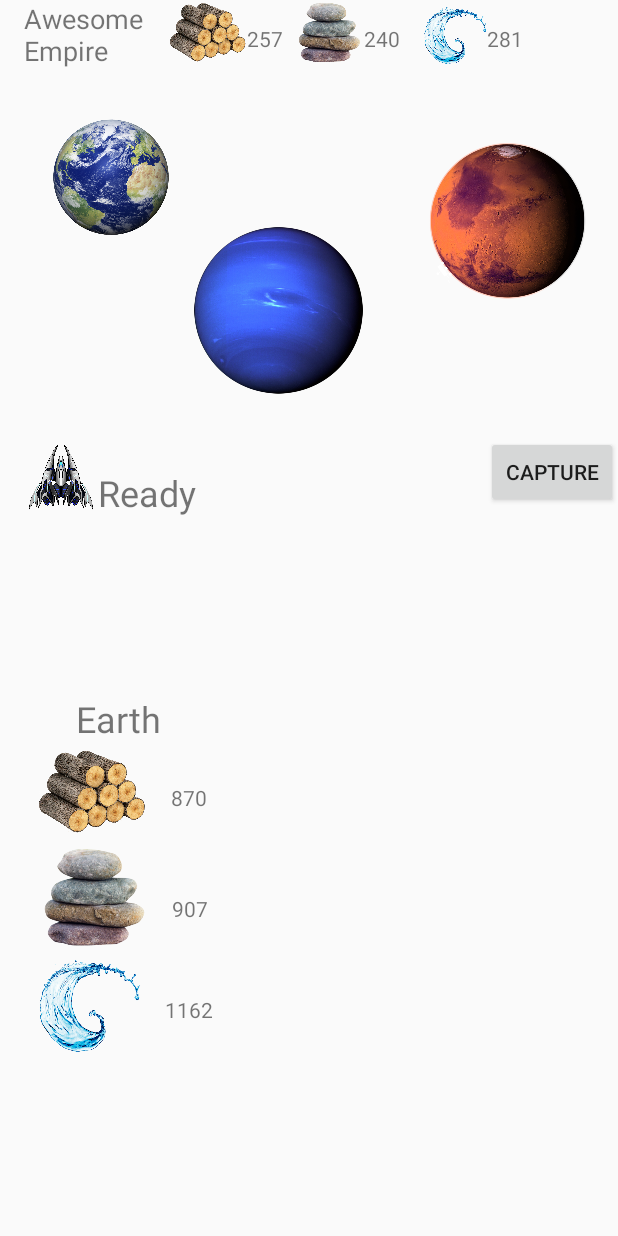
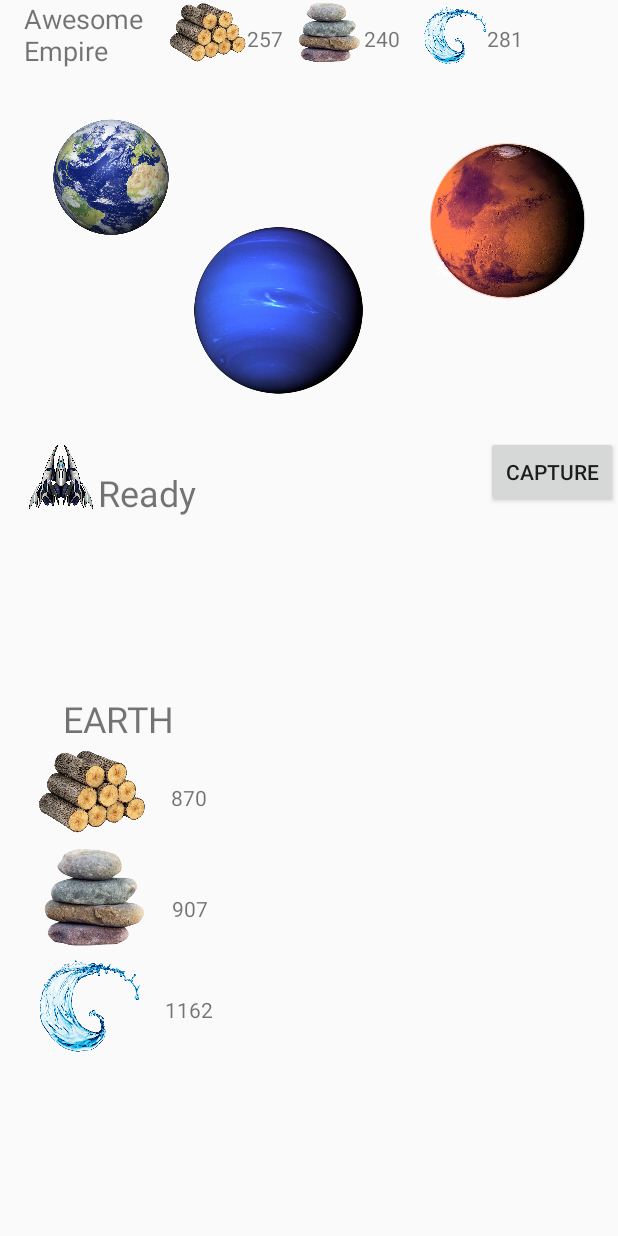
Before and after one commit to somnoynadno/SpaceApp, an Android app: the screen it shows after launch (MainActivity), after a tap on an icon or button, on a phone screen of 412 x 824 dp. Run offline under Robolectric (Android 15) with nearby library versions, the phone set to English and light mode, and no system bars.

Commit message:
Enums fixed

```diff
--- a/app/src/main/java/com/example/spaceapp/MainActivity.java
+++ b/app/src/main/java/com/example/spaceapp/MainActivity.java
@@ -36,10 +36,9 @@ import static android.view.View.GONE;
 import static android.view.View.VISIBLE;
 
 
-// TODO: fix enums
 public class MainActivity extends AppCompatActivity {
     private Empire empire;
-    private Map<String, Resource> resources;
+    private Map<ResourceTypes, Resource> resources;
     private Map<Integer, Planet> planets;
     private ProduceAsyncTask produceAsync;
     private Planet selectedPlanet;
@@ -84,13 +83,13 @@ public class MainActivity extends AppCompatActivity {
         this.empire = new Empire("Awesome Empire");
 
         this.resources = this.empire.getResources();
-        Resource empireWood = this.resources.get(ResourceTypes.WOOD.getValue());
-        Resource empireStone = this.resources.get(ResourceTypes.STONE.getValue());
-        Resource empireWater = this.resources.get(ResourceTypes.WATER.getValue());
+        Resource empireWood = this.resources.get(ResourceTypes.WOOD);
+        Resource empireStone = this.resources.get(ResourceTypes.STONE);
+        Resource empireWater = this.resources.get(ResourceTypes.WATER);
 
-        final Planet Earth = new Planet(PlanetTypes.EARTH.getValue(), planetIdGenerator.giveNextID());
-        final Planet Mars = new Planet(PlanetTypes.MARS.getValue(), planetIdGenerator.giveNextID());
-        final Planet Neptune = new Planet(PlanetTypes.NEPTUNE.getValue(), planetIdGenerator.giveNextID());
+        final Planet Earth = new Planet(PlanetTypes.EARTH, planetIdGenerator.giveNextID());
+        final Planet Mars = new Planet(PlanetTypes.MARS, planetIdGenerator.giveNextID());
+        final Planet Neptune = new Planet(PlanetTypes.NEPTUNE, planetIdGenerator.giveNextID());
         this.selectedPlanet = Earth;
 
         this.planets = new HashMap();
@@ -175,18 +174,18 @@ public class MainActivity extends AppCompatActivity {
 
         this.addStoneBuilding.setOnClickListener(new View.OnClickListener() {
             @Override
-            public void onClick(View v) { alertBuildingDialog(ResourceTypes.STONE.getValue());
+            public void onClick(View v) { alertBuildingDialog(ResourceTypes.STONE);
             }
         });
         this.addWaterBuilding.setOnClickListener(new View.OnClickListener() {
             @Override
-            public void onClick(View v) { alertBuildingDialog(ResourceTypes.WATER.getValue());
+            public void onClick(View v) { alertBuildingDialog(ResourceTypes.WATER);
             }
         });
         this.addWoodBuilding.setOnClickListener(new View.OnClickListener() {
             @Override
             public void onClick(View v) {
-                alertBuildingDialog(ResourceTypes.WOOD.getValue());
+                alertBuildingDialog(ResourceTypes.WOOD);
             }
         });
 
@@ -195,11 +194,11 @@ public class MainActivity extends AppCompatActivity {
     }
 
     public void setPlanetInfo(final Planet planet){
-        this.planetName.setText(planet.getName());
+        this.planetName.setText(String.valueOf(planet.getName()));
         this.selectedPlanet = planet;
-        this.woodText.setText(Integer.toString(planet.getResources().get(ResourceTypes.WOOD.getValue()).getAmount()));
-        this.stoneText.setText(Integer.toString(planet.getResources().get(ResourceTypes.STONE.getValue()).getAmount()));
-        this.waterText.setText(Integer.toString(planet.getResources().get(ResourceTypes.WATER.getValue()).getAmount()));
+        this.woodText.setText(Integer.toString(planet.getResources().get(ResourceTypes.WOOD).getAmount()));
+        this.stoneText.setText(Integer.toString(planet.getResources().get(ResourceTypes.STONE).getAmount()));
+        this.waterText.setText(Integer.toString(planet.getResources().get(ResourceTypes.WATER).getAmount()));
 
         if (!planet.isCaptured() && this.spaceship.isReady()){
             this.captureButton.setVisibility(VISIBLE);
@@ -251,17 +250,17 @@ public class MainActivity extends AppCompatActivity {
 
         @Override
         protected void onProgressUpdate(Integer... progress) {
-            empireStoneText.setText(String.valueOf(empire.getResources().get(ResourceTypes.STONE.getValue()).getAmount()));
-            empireWaterText.setText(String.valueOf(empire.getResources().get(ResourceTypes.WATER.getValue()).getAmount()));
-            empireWoodText.setText(String.valueOf(empire.getResources().get(ResourceTypes.WOOD.getValue()).getAmount()));
+            empireStoneText.setText(String.valueOf(empire.getResources().get(ResourceTypes.STONE).getAmount()));
+            empireWaterText.setText(String.valueOf(empire.getResources().get(ResourceTypes.WATER).getAmount()));
+            empireWoodText.setText(String.valueOf(empire.getResources().get(ResourceTypes.WOOD).getAmount()));
 
-            waterText.setText(String.valueOf(selectedPlanet.getResources().get(ResourceTypes.WATER.getValue()).getAmount()));
-            woodText.setText(String.valueOf(selectedPlanet.getResources().get(ResourceTypes.WOOD.getValue()).getAmount()));
-            stoneText.setText(String.valueOf(selectedPlanet.getResources().get(ResourceTypes.STONE.getValue()).getAmount()));
+            waterText.setText(String.valueOf(selectedPlanet.getResources().get(ResourceTypes.WATER).getAmount()));
+            woodText.setText(String.valueOf(selectedPlanet.getResources().get(ResourceTypes.WOOD).getAmount()));
+            stoneText.setText(String.valueOf(selectedPlanet.getResources().get(ResourceTypes.STONE).getAmount()));
 
-            waterBuildingsNum.setText(String.valueOf(selectedPlanet.getBuildings().get(ResourceTypes.WATER.getValue()).getLevel()));
-            woodBuildingsNum.setText(String.valueOf(selectedPlanet.getBuildings().get(ResourceTypes.WOOD.getValue()).getLevel()));
-            stoneBuildingsNum.setText(String.valueOf(selectedPlanet.getBuildings().get(ResourceTypes.STONE.getValue()).getLevel()));
+            waterBuildingsNum.setText(String.valueOf(selectedPlanet.getBuildings().get(ResourceTypes.WATER).getLevel()));
+            woodBuildingsNum.setText(String.valueOf(selectedPlanet.getBuildings().get(ResourceTypes.WOOD).getLevel()));
+            stoneBuildingsNum.setText(String.valueOf(selectedPlanet.getBuildings().get(ResourceTypes.STONE).getLevel()));
 
             Citizen citizen;
             citizen = selectedPlanet.getCitizens();
@@ -341,14 +340,14 @@ public class MainActivity extends AppCompatActivity {
         alert.show();
     }
 
-    private void alertBuildingDialog(final String type){
+    private void alertBuildingDialog(final ResourceTypes type){
         Building selectedBuilding = this.selectedPlanet.getBuildings().get(type);
 
         AlertDialog.Builder builder = new AlertDialog.Builder(MainActivity.this);
         builder.setTitle("Upgrade?")
                 .setMessage(selectedBuilding.getType() + " building upgrade will cost " +
                         selectedBuilding.getCost() + " of " +
-                        selectedBuilding.getType().toLowerCase() + ". Continue?")
+                        selectedBuilding.getType() + ". Continue?")
                 .setCancelable(false)
                 .setPositiveButton("Yep",
                         new DialogInterface.OnClickListener() {
@@ -376,7 +375,7 @@ public class MainActivity extends AppCompatActivity {
         AlertDialog.Builder builder = new AlertDialog.Builder(MainActivity.this);
         builder.setTitle("Boost mood?")
                 .setMessage("Your citizens want " + res.getAmount() +
-                        " of " + res.getType().toLowerCase() + ". Continue?")
+                        " of " + res.getType() + ". Continue?")
                 .setCancelable(false)
                 .setPositiveButton("Yes",
                         new DialogInterface.OnClickListener() {
@@ -398,7 +397,7 @@ public class MainActivity extends AppCompatActivity {
         alert.show();
     }
 
-    private void upgradeBuilding(String type){
+    private void upgradeBuilding(ResourceTypes type){
         Building selectedBuilding = this.selectedPlanet.getBuildings().get(type);
         int cost = selectedBuilding.getCost();
         Resource res = empire.getResources().get(type);
--- a/app/src/main/java/com/example/spaceapp/spaceitems/Building.java
+++ b/app/src/main/java/com/example/spaceapp/spaceitems/Building.java
@@ -1,14 +1,16 @@
 package com.example.spaceapp.spaceitems;
 
+import com.example.spaceapp.spaceitems.types.ResourceTypes;
+
 public class Building {
-    private String type;
+    private ResourceTypes type;
     private Planet planet;
     private int cost;
     private int level;
     private boolean producingStatus;
     private Resource tempStorage;
 
-    public Building(Planet myPlanet, String buildingType){
+    public Building(Planet myPlanet, ResourceTypes buildingType){
         this.planet = myPlanet;
         this.type = buildingType;
         this.cost = 200; // by default
@@ -21,7 +23,7 @@ public class Building {
         return this.planet;
     }
 
-    public String getType(){
+    public ResourceTypes getType(){
         return this.type;
     }
 
--- a/app/src/main/java/com/example/spaceapp/spaceitems/Citizen.java
+++ b/app/src/main/java/com/example/spaceapp/spaceitems/Citizen.java
@@ -23,8 +23,8 @@ public class Citizen {
     private static final int SIZE = VALUES.size();
     private static final Random RANDOM = new Random();
 
-    private static String getRandomResource(){
-        return VALUES.get(RANDOM.nextInt(SIZE)).getValue();
+    private static ResourceTypes getRandomResource(){
+        return VALUES.get(RANDOM.nextInt(SIZE));
     }
 
     public Citizen(Planet planet){
@@ -53,7 +53,7 @@ public class Citizen {
         this.mood -= 0.6;
         this.reproductionRate = (this.mood/1000)*4;
         this.reproduceCitizen();
-        System.out.println(planet.getName() + " " + this.amount + " " + this.mood);
+//        System.out.println(planet.getName() + " " + this.amount + " " + this.mood);
     }
 
     public void boostMood(){
--- a/app/src/main/java/com/example/spaceapp/spaceitems/Empire.java
+++ b/app/src/main/java/com/example/spaceapp/spaceitems/Empire.java
@@ -9,7 +9,7 @@ import java.util.concurrent.ThreadLocalRandom;
 public class Empire {
     private String name;
     private Map<Integer, Planet> planets;
-    private Map<String, Resource> resourcesMap;
+    private Map<ResourceTypes, Resource> resourcesMap;
     private final int minRange = 200;
     private final int maxRange = 300;
 
@@ -18,17 +18,17 @@ public class Empire {
         this.planets = new HashMap();
 
         // generate random amounts by default
-        Resource wood = new Resource(ResourceTypes.WOOD.getValue(),
+        Resource wood = new Resource(ResourceTypes.WOOD,
                 ThreadLocalRandom.current().nextInt(minRange, maxRange + 1));
-        Resource stone = new Resource(ResourceTypes.STONE.getValue(),
+        Resource stone = new Resource(ResourceTypes.STONE,
                 ThreadLocalRandom.current().nextInt(minRange, maxRange + 1));
-        Resource water = new Resource(ResourceTypes.WATER.getValue(),
+        Resource water = new Resource(ResourceTypes.WATER,
                 ThreadLocalRandom.current().nextInt(minRange, maxRange + 1));
 
         this.resourcesMap = new HashMap();
-        this.resourcesMap.put(ResourceTypes.WOOD.getValue(), wood);
-        this.resourcesMap.put(ResourceTypes.STONE.getValue(), stone);
-        this.resourcesMap.put(ResourceTypes.WATER.getValue(), water);
+        this.resourcesMap.put(ResourceTypes.WOOD, wood);
+        this.resourcesMap.put(ResourceTypes.STONE, stone);
+        this.resourcesMap.put(ResourceTypes.WATER, water);
     }
 
     public String getName(){
@@ -43,7 +43,7 @@ public class Empire {
         return this.planets;
     }
 
-    public Map<String, Resource> getResources(){
+    public Map<ResourceTypes, Resource> getResources(){
         return this.resourcesMap;
     }
 }
--- a/app/src/main/java/com/example/spaceapp/spaceitems/Planet.java
+++ b/app/src/main/java/com/example/spaceapp/spaceitems/Planet.java
@@ -1,5 +1,6 @@
 package com.example.spaceapp.spaceitems;
 
+import com.example.spaceapp.spaceitems.types.PlanetTypes;
 import com.example.spaceapp.spaceitems.types.ResourceTypes;
 
 import java.util.HashMap;
@@ -7,11 +8,11 @@ import java.util.Map;
 import java.util.concurrent.ThreadLocalRandom;
 
 public class Planet {
-    private String name;
+    private PlanetTypes name;
     private int id;
     private int distance;
-    private Map<String, Resource> resourcesMap;
-    private Map<String, Building> buildings;
+    private Map<ResourceTypes, Resource> resourcesMap;
+    private Map<ResourceTypes, Building> buildings;
     private boolean captured;
     private final int minDistance = 5;
     private final int maxDistance = 32;
@@ -19,7 +20,7 @@ public class Planet {
     private final int maxRange = 1200;
     private Citizen citizens;
 
-    public Planet(String planetName, int id){
+    public Planet(PlanetTypes planetName, int id){
         this.name = planetName;
         this.id = id;
 
@@ -27,29 +28,29 @@ public class Planet {
         this.captured = false;
 
         // generate random amount by default
-        Resource wood = new Resource(ResourceTypes.WOOD.getValue(),
+        Resource wood = new Resource(ResourceTypes.WOOD,
                 ThreadLocalRandom.current().nextInt(minRange, maxRange + 1));
-        Resource stone = new Resource(ResourceTypes.STONE.getValue(),
+        Resource stone = new Resource(ResourceTypes.STONE,
                 ThreadLocalRandom.current().nextInt(minRange, maxRange + 1));
-        Resource water = new Resource(ResourceTypes.WATER.getValue(),
+        Resource water = new Resource(ResourceTypes.WATER,
                 ThreadLocalRandom.current().nextInt(minRange, maxRange + 1));
 
-        Building woodBuilding = new Building(this, ResourceTypes.WOOD.getValue());
-        Building waterBuilding = new Building(this, ResourceTypes.WATER.getValue());
-        Building stoneBuilding = new Building(this, ResourceTypes.STONE.getValue());
+        Building woodBuilding = new Building(this, ResourceTypes.WOOD);
+        Building waterBuilding = new Building(this, ResourceTypes.WATER);
+        Building stoneBuilding = new Building(this, ResourceTypes.STONE);
 
-        this.resourcesMap = new HashMap<String, Resource>();
-        this.resourcesMap.put(ResourceTypes.WOOD.getValue(), wood);
-        this.resourcesMap.put(ResourceTypes.STONE.getValue(), stone);
-        this.resourcesMap.put(ResourceTypes.WATER.getValue(), water);
+        this.resourcesMap = new HashMap<ResourceTypes, Resource>();
+        this.resourcesMap.put(ResourceTypes.WOOD, wood);
+        this.resourcesMap.put(ResourceTypes.STONE, stone);
+        this.resourcesMap.put(ResourceTypes.WATER, water);
 
-        this.buildings = new HashMap<String, Building>();
-        this.buildings.put(ResourceTypes.WOOD.getValue(), woodBuilding);
-        this.buildings.put(ResourceTypes.STONE.getValue(), stoneBuilding);
-        this.buildings.put(ResourceTypes.WATER.getValue(), waterBuilding);
+        this.buildings = new HashMap<ResourceTypes, Building>();
+        this.buildings.put(ResourceTypes.WOOD, woodBuilding);
+        this.buildings.put(ResourceTypes.STONE, stoneBuilding);
+        this.buildings.put(ResourceTypes.WATER, waterBuilding);
     }
 
-    public String getName(){
+    public PlanetTypes getName(){
         return this.name;
     }
 
@@ -57,7 +58,7 @@ public class Planet {
         return this.id;
     }
 
-    public Map<String, Resource> getResources(){
+    public Map<ResourceTypes, Resource> getResources(){
         return this.resourcesMap;
     }
 
@@ -65,7 +66,7 @@ public class Planet {
         return this.distance;
     }
 
-    public Map<String, Building> getBuildings(){
+    public Map<ResourceTypes, Building> getBuildings(){
         return this.buildings;
     }
 
@@ -78,7 +79,7 @@ public class Planet {
         return this.captured;
     }
 
-    public void decreaseResource(String type, int amount){
+    public void decreaseResource(ResourceTypes type, int amount){
         this.resourcesMap.get(type).decrease(amount);
     }
 
--- a/app/src/main/java/com/example/spaceapp/spaceitems/Resource.java
+++ b/app/src/main/java/com/example/spaceapp/spaceitems/Resource.java
@@ -1,10 +1,12 @@
 package com.example.spaceapp.spaceitems;
 
+import com.example.spaceapp.spaceitems.types.ResourceTypes;
+
 public class Resource {
-    private String type;
+    private ResourceTypes type;
     private int amount;
 
-    public Resource(String resourceType, int resourceAmount){
+    public Resource(ResourceTypes resourceType, int resourceAmount){
         this.type = resourceType;
         this.amount = resourceAmount;
     }
@@ -13,7 +15,7 @@ public class Resource {
         return this.amount;
     }
 
-    public String getType(){
+    public ResourceTypes getType(){
         return this.type;
     }
 
--- a/app/src/main/java/com/example/spaceapp/spaceitems/types/PlanetTypes.java
+++ b/app/src/main/java/com/example/spaceapp/spaceitems/types/PlanetTypes.java
@@ -1,17 +1,7 @@
 package com.example.spaceapp.spaceitems.types;
 
 public enum PlanetTypes {
-    MARS("Mars"),
-    EARTH("Earth"),
-    NEPTUNE("Neptune");
-
-    private final String name;
-
-    private PlanetTypes(String n){
-        name = n;
-    }
-
-    public String getValue(){
-        return name;
-    }
+    MARS,
+    EARTH,
+    NEPTUNE
 }
--- a/app/src/main/java/com/example/spaceapp/spaceitems/types/ResourceTypes.java
+++ b/app/src/main/java/com/example/spaceapp/spaceitems/types/ResourceTypes.java
@@ -1,17 +1,7 @@
 package com.example.spaceapp.spaceitems.types;
 
 public enum ResourceTypes {
-    WOOD("Wood"),
-    WATER("Water"),
-    STONE("Stone");
-
-    private final String name;
-
-    private ResourceTypes(String n){
-        name = n;
-    }
-
-    public String getValue(){
-        return name;
-    }
+    WOOD,
+    WATER,
+    STONE
 }
```
